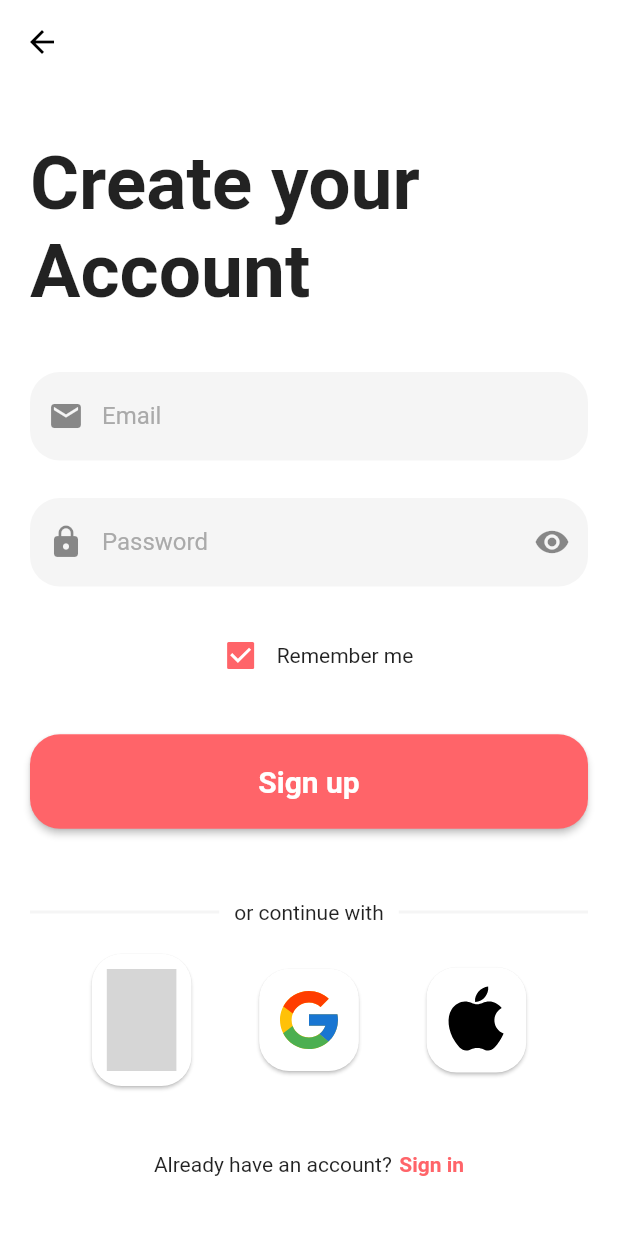
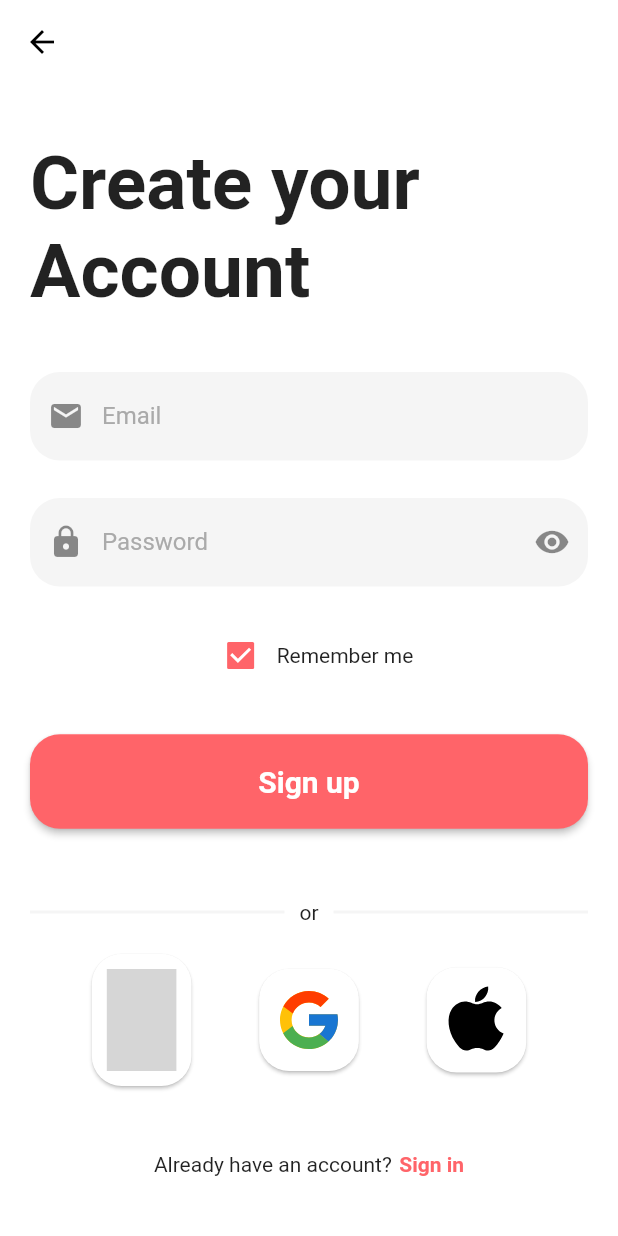
Before and after one commit to emresaridogan/flutter-pomodofocus, a Flutter app: the RegisterView screen opened directly, on a phone screen of 412 x 824 dp. Run offline on Flutter 3.47's test engine with Material 2 defaults, Android fonts, the phone set to English and light mode, and no system bars; our stand-ins replace flutter_svg; grey boxes are pictures that could not be loaded.

Commit message:
constants updated

```diff
--- a/lib/core/constants/string/string_constants.dart
+++ b/lib/core/constants/string/string_constants.dart
@@ -12,14 +12,21 @@ class StringConstants {
   get onboard3button => "Get Started";
   get onboard3 => "Boost your productivity now & be successful";
 
+  // account setup
+  get AccountSetupTitle => "Let's you in";
+  get continueFacebook => "Continue with Facebook";
+  get continueGoogle => "Continue with Google";
+  get continueApple => "Continue with Apple";
+  get or => "or";
+  get signInPass => "Sign in with password";
   // login
   get login => "Login to your Account";
   get email => "Email";
   get password => "Password";
   get remember => "Remember me";
   get signin => "Sign in";
-  get or => "or continue with";
-  get dontHave => "Don't have account?";
+  get orWith => "or continue with";
+  get dontHave => "Don't have an account?";
   get forgotPass => "Forgot the password?";
 
   //register
```
